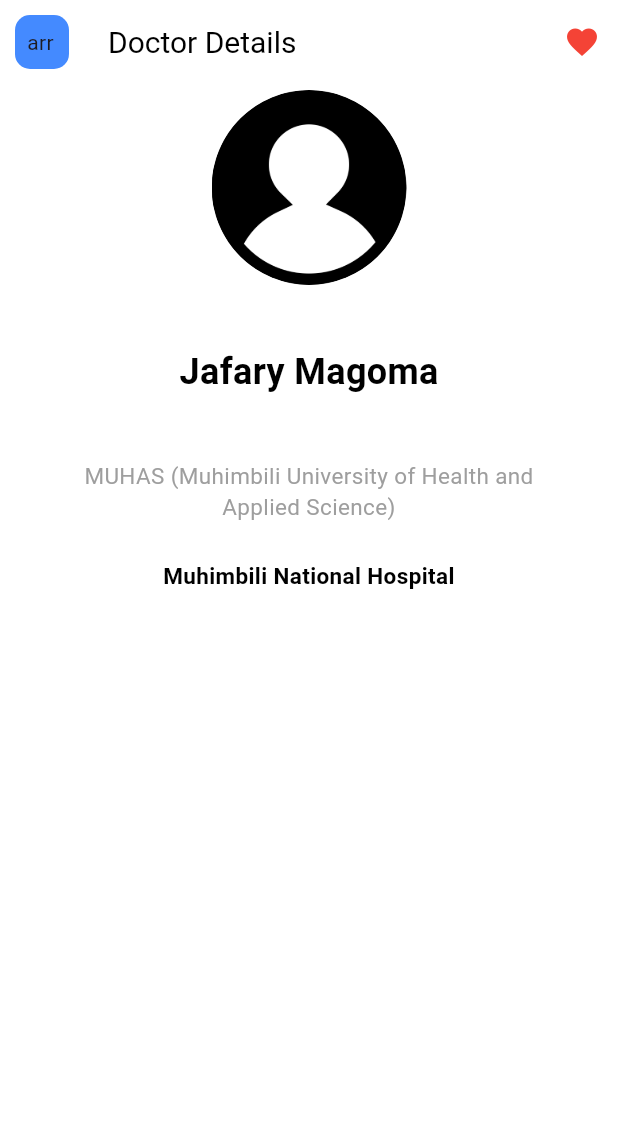
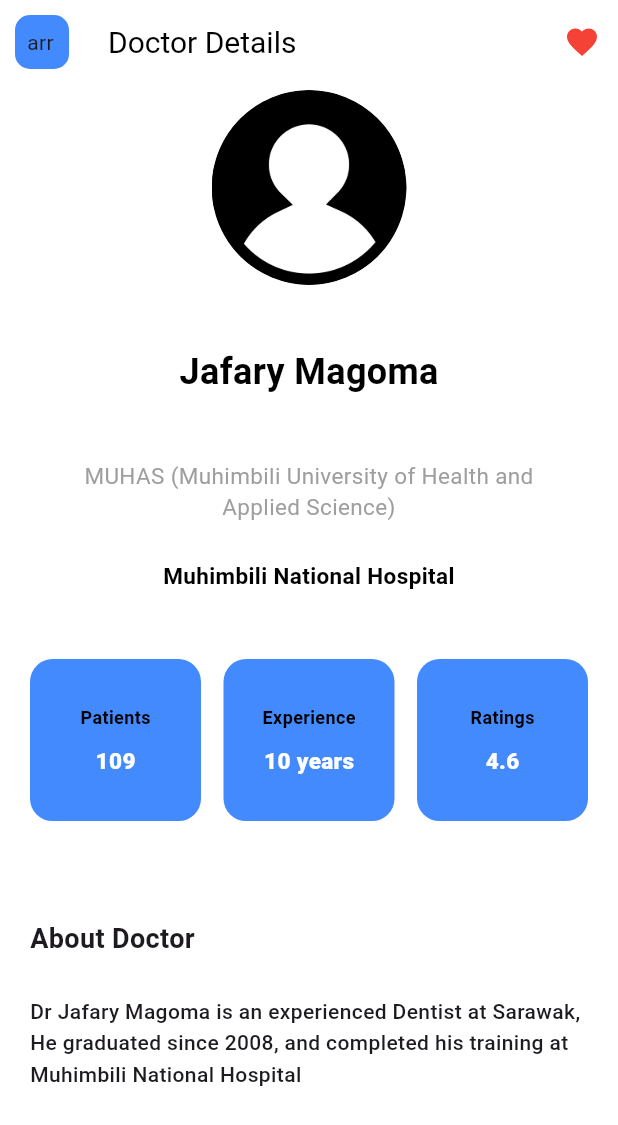
Before and after one commit to Pnoccio/doc_app, a Flutter app: the DoctorDetails screen opened by its route, on a phone screen of 412 x 824 dp. Shown: the top 1125 px of the screen. Run offline on Flutter 3.47's test engine with Material 3 defaults, Android fonts, the phone set to English and light mode, and no system bars; our stand-ins replace font_awesome_flutter.

Commit message:
doctor details page

```diff
--- a/lib/components/about_doctor.dart
+++ b/lib/components/about_doctor.dart
@@ -1,3 +1,5 @@
+// ignore_for_file: sized_box_for_whitespace
+
 import 'package:flutter/material.dart';
 
 import '../utils/config.dart';
--- /dev/null
+++ b/lib/components/detail_body.dart
@@ -0,0 +1,40 @@
+import 'package:doc_app/components/doctor_info.dart';
+import 'package:flutter/material.dart';
+
+import '../utils/config.dart';
+
+class DetailBody extends StatelessWidget {
+  const DetailBody({super.key});
+
+  @override
+  Widget build(BuildContext context) {
+    Config().init(context);
+    return Container(
+      padding: const EdgeInsets.all(20),
+      margin: const EdgeInsets.only(bottom: 30),
+      child: Column(
+        crossAxisAlignment: CrossAxisAlignment.stretch,
+        children: <Widget>[
+          Config.spaceSmall,
+          const DoctorInfo(),
+          Config.spaceBig,
+          const Text(
+            'About Doctor',
+            style: TextStyle(
+              fontWeight: FontWeight.w600,
+              fontSize: 18,
+            ),
+          ),
+          Config.spaceSmall,
+          const Text(
+            'Dr Jafary Magoma is an experienced Dentist at Sarawak, He graduated since 2008, and completed his training at Muhimbili National Hospital',
+            style: TextStyle(
+              fontWeight: FontWeight.w500,
+              height: 1.5,
+            ),
+          )
+        ],
+      ),
+    );
+  }
+}
--- /dev/null
+++ b/lib/components/doctor_info.dart
@@ -0,0 +1,21 @@
+import 'package:doc_app/components/info_card.dart';
+import 'package:doc_app/utils/config.dart';
+import 'package:flutter/material.dart';
+
+class DoctorInfo extends StatelessWidget {
+  const DoctorInfo({super.key});
+
+  @override
+  Widget build(BuildContext context) {
+    Config().init(context);
+    return const Row(
+      children: <Widget>[
+        InfoCard(label: 'Patients', value: '109'),
+        SizedBox(width: 15),
+        InfoCard(label: 'Experience', value: '10 years'),
+        SizedBox(width: 15),
+        InfoCard(label: 'Ratings', value: '4.6'),
+      ],
+    );
+  }
+}
--- /dev/null
+++ b/lib/components/info_card.dart
@@ -0,0 +1,49 @@
+import 'package:flutter/material.dart';
+
+import '../utils/config.dart';
+
+class InfoCard extends StatelessWidget {
+  const InfoCard({super.key, required this.label, required this.value});
+
+  final String label;
+  final String value;
+
+  @override
+  Widget build(BuildContext context) {
+    return Expanded(
+          child: Container(
+            decoration: BoxDecoration(
+              borderRadius: BorderRadius.circular(15),
+              color: Config.primaryColor,
+            ),
+            padding: const EdgeInsets.symmetric(
+              vertical: 30,
+              horizontal: 15,
+            ),
+            child:  Column(
+              children: <Widget>[
+                Text(
+                  label,
+                  style: const TextStyle(
+                    color: Colors.black,
+                    fontSize: 12,
+                    fontWeight: FontWeight.w600,
+                  ),
+                ),
+                const SizedBox(
+                  height: 10,
+                ),
+                Text(
+                  value,
+                  style: const TextStyle(
+                    color: Colors.white,
+                    fontSize: 15,
+                    fontWeight: FontWeight.w800,
+                  ),
+                )
+              ],
+            ),
+          ),
+        );
+  }
+}
--- a/lib/screens/doctor_details.dart
+++ b/lib/screens/doctor_details.dart
@@ -1,7 +1,8 @@
 // ignore_for_file: sized_box_for_whitespace
 
 import 'package:doc_app/components/custom_app_bar.dart';
-import 'package:doc_app/utils/config.dart';
+import 'package:doc_app/components/detail_body.dart';
+// import 'package:doc_app/utils/config.dart';
 import 'package:flutter/material.dart';
 import 'package:font_awesome_flutter/font_awesome_flutter.dart';
 
@@ -41,6 +42,7 @@ class _DoctorDetailsState extends State<DoctorDetails> {
         child: Column(
           children: <Widget>[
             AboutDoctor(),
+            DetailBody(),
           ],
         ),
       ),
```
